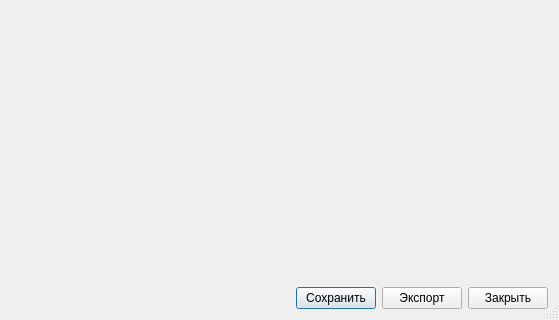
Old version of the form UI template/mindmap_dialog.ui in the repository nevskyforever/nfprogress; both pictures show x 541 to 1100 and y 400 to 720 of the 1100 by 720 pixel window.
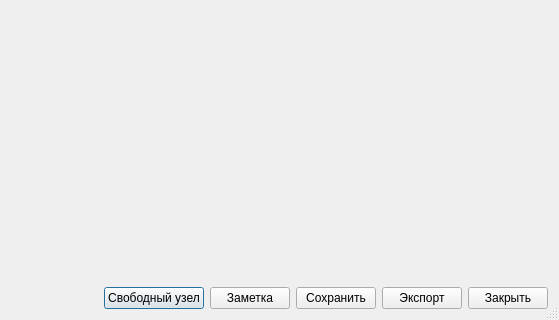
New version of the form.

The edit to the form file:
```diff
--- a/UI template/mindmap_dialog.ui
+++ b/UI template/mindmap_dialog.ui
@@ -122,6 +122,26 @@
        </property>
       </spacer>
      </item>
+     <item>
+      <widget class="QPushButton" name="add_free_node_button">
+       <property name="text">
+        <string>Свободный узел</string>
+       </property>
+       <property name="accessibleName">
+        <string>Добавить свободный узел</string>
+       </property>
+      </widget>
+     </item>
+     <item>
+      <widget class="QPushButton" name="add_note_button">
+       <property name="text">
+        <string>Заметка</string>
+       </property>
+       <property name="accessibleName">
+        <string>Добавить плавающую заметку</string>
+       </property>
+      </widget>
+     </item>
      <item>
       <widget class="QPushButton" name="save_button">
        <property name="text">
```
Left out of the diff: 2 changed lines with no effect on the pictures.
